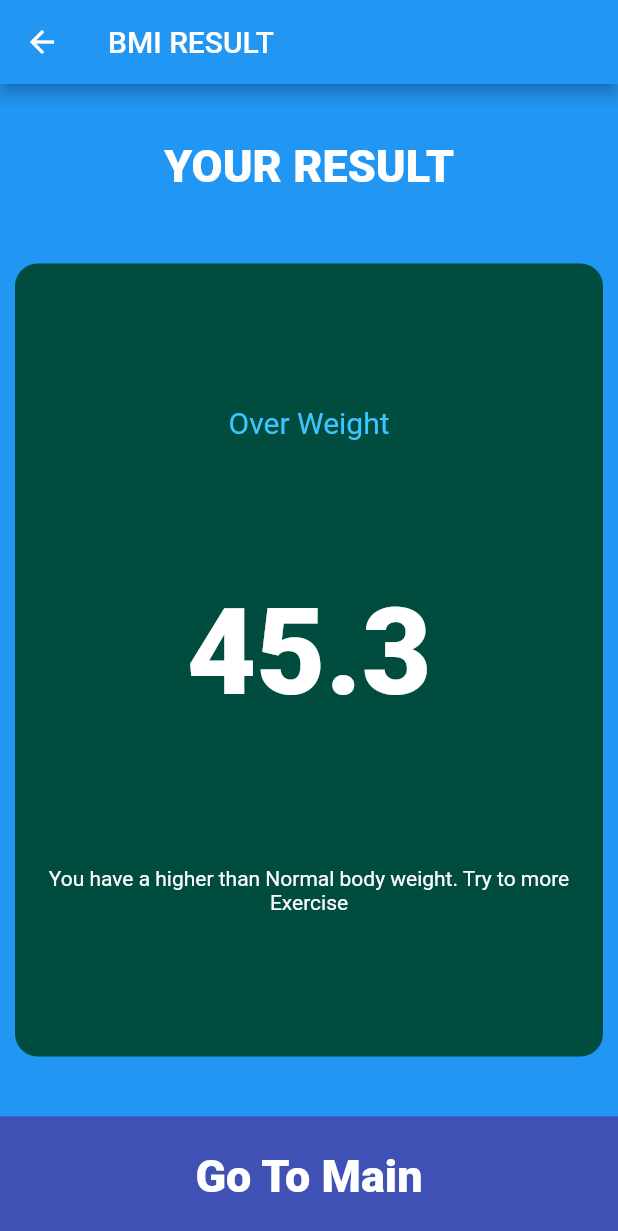
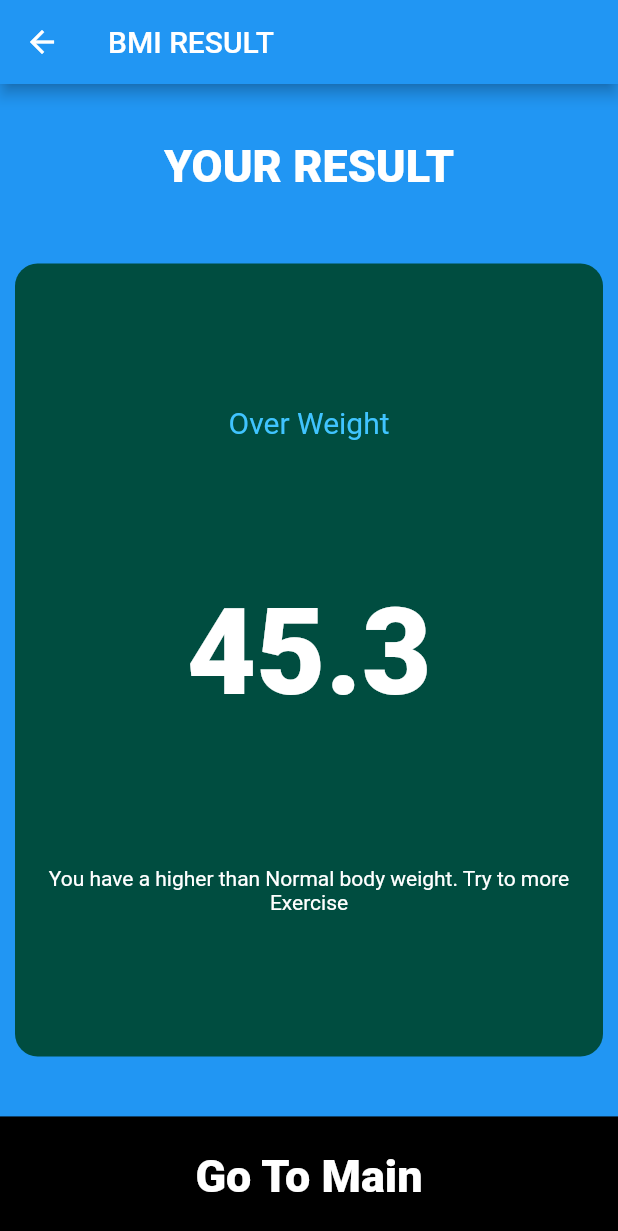
Before and after one commit to madiharafiq/MY-New-BMI-Calculator, a Flutter app: the screen it shows after launch, after a tap on "Calculate", on a phone screen of 412 x 824 dp. Shown: the top 1231 px of the screen. Run offline on Flutter 3.47's test engine with Material 2 defaults, Android fonts, the phone set to English and light mode, and no system bars; our stand-ins replace flutter_spinkit, font_awesome_flutter.

Commit message:
Color Change

```diff
--- a/lib/Input_Page.dart
+++ b/lib/Input_Page.dart
@@ -230,7 +230,7 @@ class _InputPageState extends State<InputPage> {
               child: Center(
                 child: Text('Calculate', style: ConstentTextLabe3),
               ),
-              color: Colors.indigo,
+              color: Colors.black,
               height: 60,
               width: double.infinity,
               margin: EdgeInsets.only(top: 10),
--- a/lib/Resultfind.dart
+++ b/lib/Resultfind.dart
@@ -56,7 +56,7 @@ class Resultfind extends StatelessWidget {
                   child: Center(
                     child: Text('Go To Main', style: ConstentTextLabe3),
                   ),
-                  color: Colors.indigo,
+                  color: Colors.black,
                   height: 40,
                   width: double.infinity,
                   margin: EdgeInsets.only(top: 30),
--- a/lib/main.dart
+++ b/lib/main.dart
@@ -43,7 +43,7 @@ class _MySplashScreenState extends State<MySplashScreen> {
 
           SizedBox( height: 30.0),
 
-          SpinKitRipple(color: Colors.black, size: 150.0, borderWidth: 20.0,),
+          SpinKitRipple(color: Colors.red, size: 150.0, borderWidth: 20.0,),
         ],
       ),
     );
```
